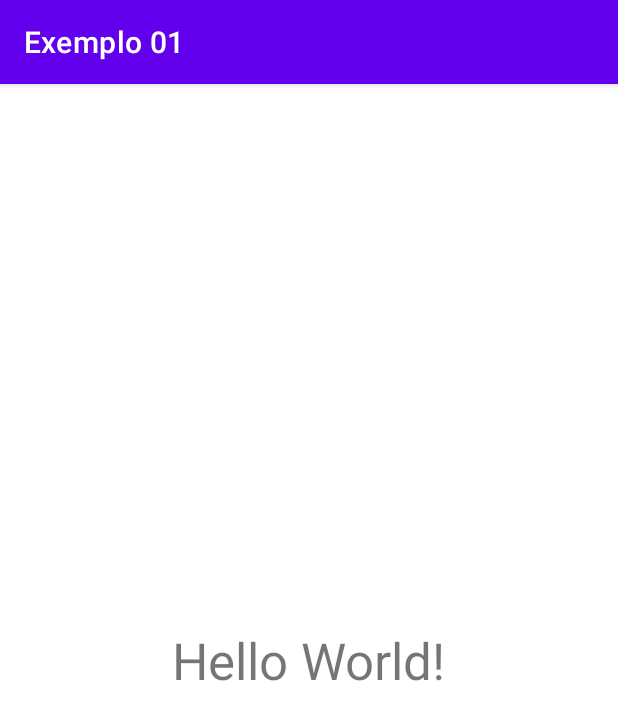
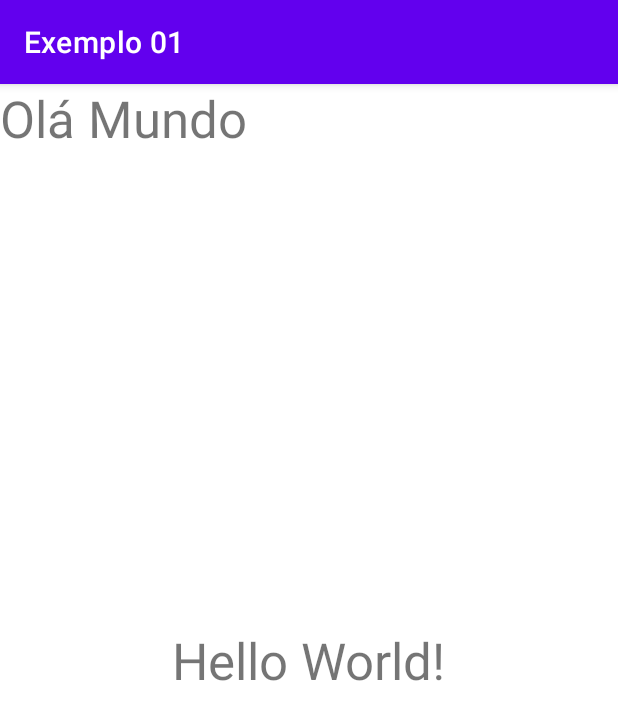
Before and after one commit to IanCouto/Exemplo-01, an Android app: the screen it shows after launch (MainActivity), on a phone screen of 412 x 824 dp. Shown: the top 720 px of the screen. Run offline under Robolectric (Android 15) with nearby library versions, the phone set to English and light mode, and no system bars.

Commit message:
Adiciona ola mundo

```diff
--- a/app/src/main/res/layout/activity_main.xml
+++ b/app/src/main/res/layout/activity_main.xml
@@ -16,4 +16,12 @@
         app:layout_constraintRight_toRightOf="parent"
         app:layout_constraintTop_toTopOf="parent" />
 
+    <TextView
+        android:layout_width="wrap_content"
+        android:layout_height="wrap_content"
+        android:text="Olá Mundo"
+        android:textSize="34sp"
+        tools:layout_editor_absoluteX="152dp"
+        tools:layout_editor_absoluteY="462dp" />
+
 </androidx.constraintlayout.widget.ConstraintLayout>
```
